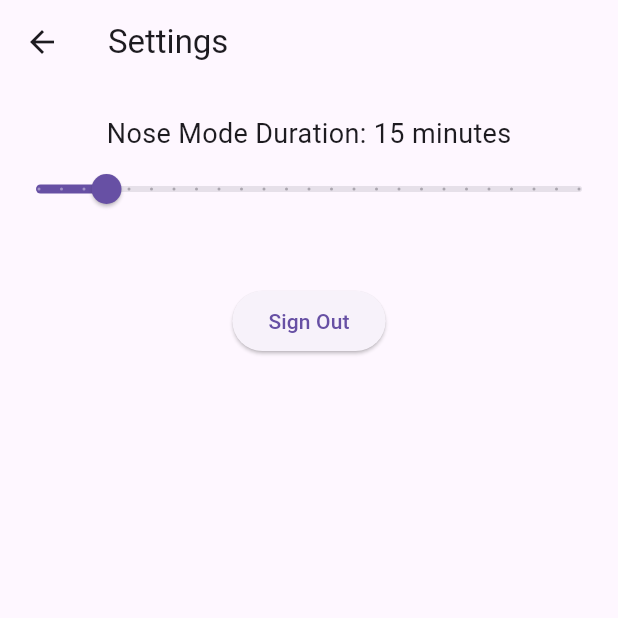
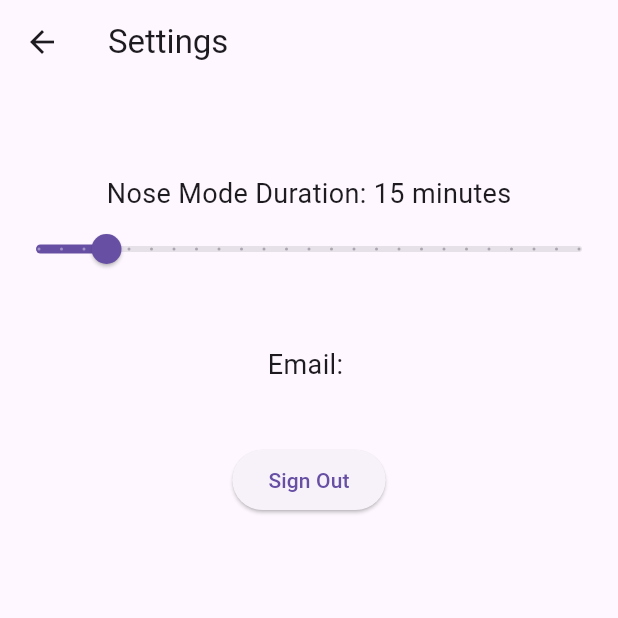
Before and after one commit to ninamaria31/TreeDoList, a Flutter app: the SettingsScreen screen opened directly, on a phone screen of 412 x 824 dp, the top half of it. Run offline on Flutter 3.47's test engine with Material 3 defaults, Android fonts, the phone set to English and light mode, and no system bars; our stand-ins replace carousel_slider, firebase_auth, firebase_core, flutter_svg, google_sign_in; missing offline and left inert: snap_scroll_physics; accounts and stored records are empty.

Commit message:
add user email to setting screen

```diff
--- a/lib/settings/settings.dart
+++ b/lib/settings/settings.dart
@@ -43,7 +43,7 @@ class _SettingsScreenState extends State<SettingsScreen> {
       ),
       body: Column(
         children: <Widget>[
-          SizedBox(height: 20), // adds a padding between the appbar and the content
+          SizedBox(height: 60), // adds a padding between the appbar and the content
           Column(
             children: [
               Text(
@@ -63,10 +63,14 @@ class _SettingsScreenState extends State<SettingsScreen> {
                   });
                 },
               ),
-              const SizedBox(height: 20),
             ],
           ),
-          const SizedBox(height: 20),
+          const SizedBox(height: 40),
+          Text(
+            'Email: ${Auth().currentUser?.email}',
+            style: const TextStyle(fontSize: 18),
+          ),
+          const SizedBox(height: 40),
           ElevatedButton(
             onPressed: () async {
               await Auth().signOut();
```
